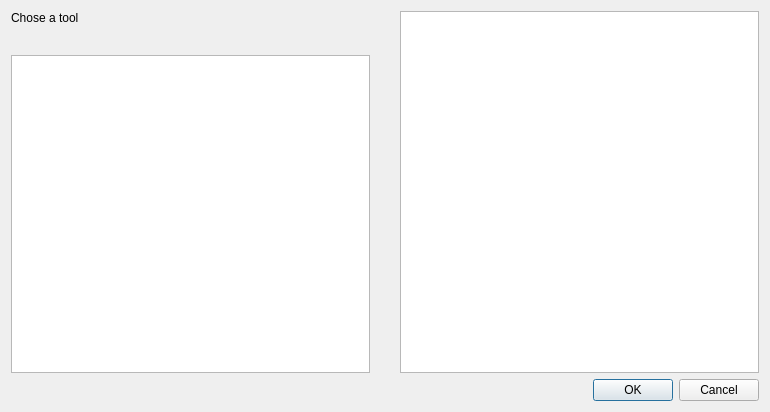
Before: the Qt Designer form GUI/pgdbatool/dlgmenunew.ui in marcotcal/PG-DBA-Tools, drawn with Qt 5.
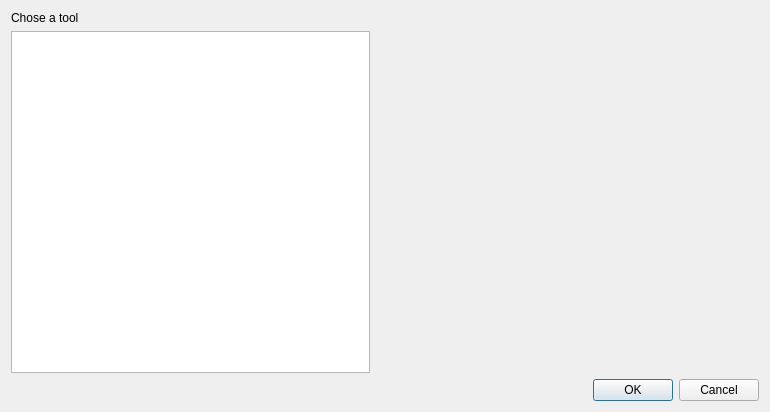
After: the same form once the commit is applied.

Diff of the .ui file:
```diff
--- a/GUI/pgdbatool/dlgmenunew.ui
+++ b/GUI/pgdbatool/dlgmenunew.ui
@@ -13,28 +13,35 @@
   <property name="windowTitle">
    <string>Dialog</string>
   </property>
-  <layout class="QVBoxLayout" name="verticalLayout_2">
+  <layout class="QVBoxLayout" name="verticalLayout">
+   <item>
+    <widget class="QLabel" name="label">
+     <property name="text">
+      <string>Chose a tool</string>
+     </property>
+    </widget>
+   </item>
    <item>
     <layout class="QHBoxLayout" name="horizontalLayout">
      <property name="spacing">
       <number>30</number>
      </property>
      <item>
-      <layout class="QVBoxLayout" name="verticalLayout">
-       <item>
-        <widget class="QLabel" name="label">
-         <property name="text">
-          <string>Chose a tool</string>
-         </property>
-        </widget>
-       </item>
-       <item>
-        <widget class="QListWidget" name="listWidget"/>
-       </item>
-      </layout>
+      <widget class="QListWidget" name="editors_list">
+       <property name="viewMode">
+        <enum>QListView::ListMode</enum>
+       </property>
+      </widget>
      </item>
      <item>
-      <widget class="QTextEdit" name="textEdit"/>
+      <widget class="QTextEdit" name="editor_about">
+       <property name="styleSheet">
+        <string notr="true">background-color:transparent;</string>
+       </property>
+       <property name="frameShape">
+        <enum>QFrame::NoFrame</enum>
+       </property>
+      </widget>
      </item>
     </layout>
    </item>
```
Left out of the diff: 2 changed lines with no effect on the pictures.
